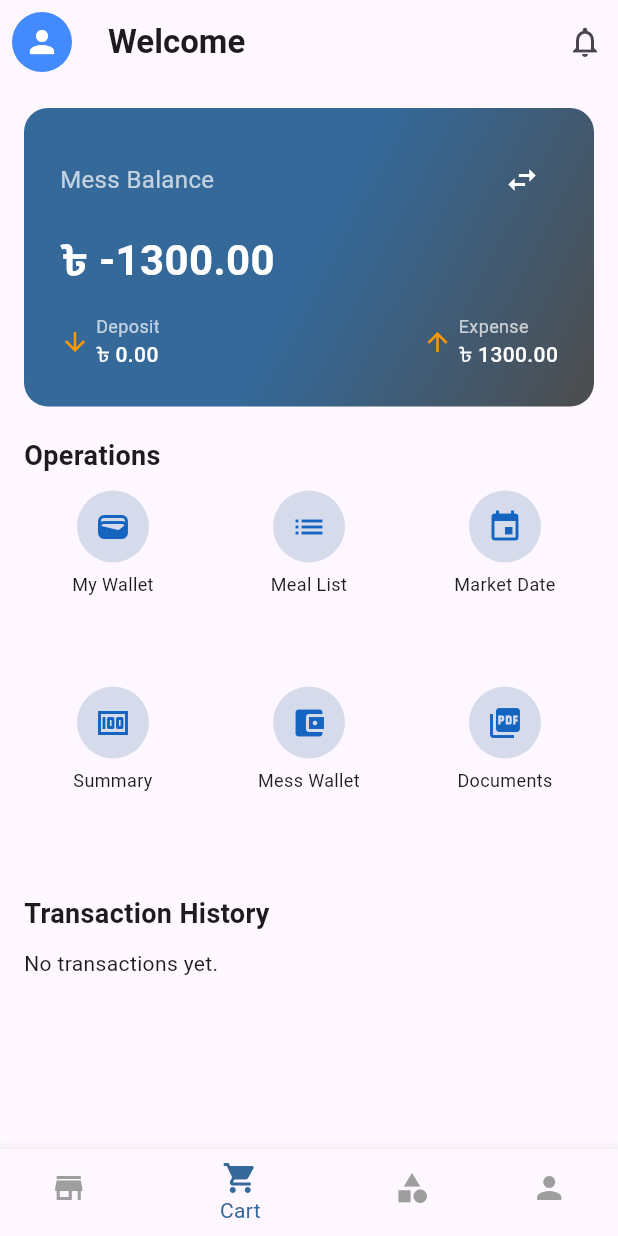
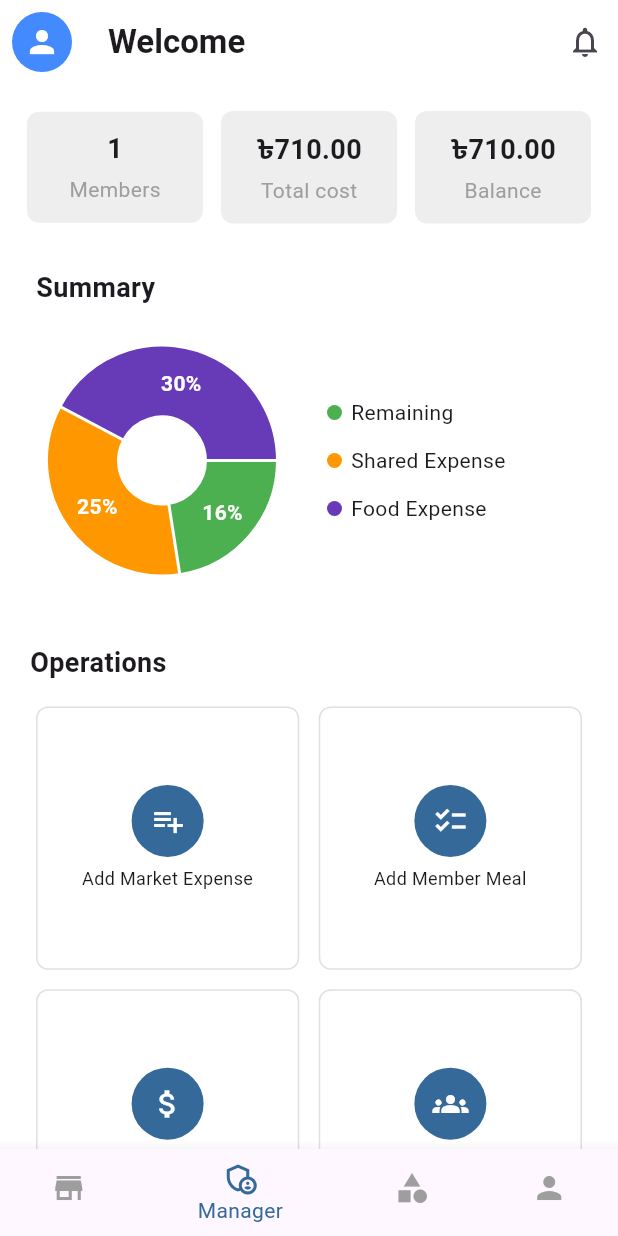
Before and after one commit to dev-rifat/meal-management-system, a Flutter app: the MainNavScreen screen opened by its route, item 2 of the bottom bar chosen, on a phone screen of 412 x 824 dp. Run offline on Flutter 3.47's test engine with Material 3 defaults, Android fonts, the phone set to English and light mode, and no system bars; drawn by our look-alikes of fl_chart; our stand-ins replace equatable, flutter_bloc, flutter_screenutil, fluttertoast, get, go_router and 1 more; missing offline and left inert: e_com_cub; Roboto replaces fonts that are missing (Montserrat).

Commit message:
manager page added

```diff
--- a/lib/features/auth/presentation/pages/sign_in.dart
+++ b/lib/features/auth/presentation/pages/sign_in.dart
@@ -21,6 +21,8 @@ class SignInScreen extends StatelessWidget {
   SignInScreen({super.key});
 
   final _formKey = GlobalKey<FormState>();
+
+
 
   @override
   Widget build(BuildContext context) {
--- a/lib/features/deashboard/widgets/balance_swap_card.dart
+++ b/lib/features/deashboard/widgets/balance_swap_card.dart
@@ -76,7 +76,9 @@ class _BalanceCardSwitcherState extends State<BalanceCardSwitcher> {
     required String expense,
     required Gradient gradient,
   }) {
-    return Container(
+    return GestureDetector(
+      onTap: _toggleCard,
+      child: Container(
         key: key,
         decoration: BoxDecoration(
           gradient: gradient,
@@ -130,6 +132,7 @@ class _BalanceCardSwitcherState extends State<BalanceCardSwitcher> {
             ),
           ),
         ),
+      ),
     );
   }
 
--- a/lib/features/main/main.dart
+++ b/lib/features/main/main.dart
@@ -1,5 +1,6 @@
 import 'package:flutter/material.dart';
 import 'package:mass_management/features/deashboard/pages/dashboard_screen.dart';
+import 'package:mass_management/features/maneger/pages/manager_screen.dart';
 import '../../../../utils/app_color.dart';
 
 
@@ -15,7 +16,7 @@ class _MainNavScreenState extends State<MainNavScreen> {
 
   final List<Widget> _screens = [
     DashboardScreen(),
-    DashboardScreen(),
+    MessManagerPage(),
     DashboardScreen(),
     DashboardScreen(),
   ];
@@ -37,9 +38,9 @@ class _MainNavScreenState extends State<MainNavScreen> {
         unselectedItemColor: Colors.grey,
         items: const [
           BottomNavigationBarItem(icon: Icon(Icons.store), label: 'Home'),
-          BottomNavigationBarItem(icon: Icon(Icons.shopping_cart), label: 'Cart'),
+          BottomNavigationBarItem(icon: Icon(Icons.admin_panel_settings_outlined), label: 'Manager'),
           BottomNavigationBarItem(icon: Icon(Icons.category), label: 'Orders'),
-          BottomNavigationBarItem(icon: Icon(Icons.person), label: 'Me'),
+          BottomNavigationBarItem(icon: Icon(Icons.person), label: 'My profile'),
         ],
       ),
     );
--- /dev/null
+++ b/lib/features/maneger/pages/manager_screen.dart
@@ -0,0 +1,61 @@
+import 'package:flutter/material.dart';
+import 'package:mass_management/core/widgets/custom_app_bar.dart' show CustomAppBar;
+import 'package:mass_management/features/maneger/widgets/operations.dart';
+import 'package:mass_management/features/maneger/widgets/pie_chat.dart' show ChartData, SummaryChart;
+import 'package:mass_management/features/maneger/widgets/summary_card.dart';
+
+class MessManagerPage extends StatelessWidget {
+  const MessManagerPage({super.key});
+
+  @override
+  Widget build(BuildContext context) {
+    return Scaffold(
+      backgroundColor: Colors.white,
+      appBar: _appBar(),
+      body: SingleChildScrollView(
+        padding: const EdgeInsets.all(12),
+        child: Column(
+          children: [
+            Row(
+              children: const [
+                SummaryCard(title: '1', subtitle: 'Members'),
+                SummaryCard(title: '৳710.00', subtitle: 'Total cost'),
+                SummaryCard(title: '৳710.00', subtitle: 'Balance'),
+              ],
+            ),
+            const SizedBox(height: 12),
+            _summaryChart(),
+            const SizedBox(height: 12),
+            const OperationsSection(),
+          ],
+        ),
+      ),
+    );
+  }
+
+  _appBar() => CustomAppBar(
+    title: "Welcome",
+    centerTitle: false,
+    backgroundColor: Colors.white,
+
+    leading: Padding(
+      padding: const EdgeInsets.all(8.0),
+      child: CircleAvatar(
+        radius: 24,
+        backgroundColor: Colors.blueAccent,
+        child: Icon(Icons.person, color: Colors.white),
+      ),
+    ),
+    actions: const [Icon(Icons.notifications_none), SizedBox(width: 10)],
+  );
+}
+
+
+
+_summaryChart() => SummaryChart(
+  data: [
+    ChartData(label: 'Remaining', percentage: 16, color: Colors.green),
+    ChartData(label: 'Shared Expense', percentage: 25, color: Colors.orange),
+    ChartData(label: 'Food Expense', percentage: 30, color: Colors.deepPurple),
+  ],
+);
--- /dev/null
+++ b/lib/features/maneger/widgets/operations.dart
@@ -0,0 +1,70 @@
+import 'package:flutter/material.dart';
+import 'package:mass_management/utils/app_color.dart' show AppColor;
+
+class OperationsSection extends StatelessWidget {
+  const OperationsSection({super.key});
+
+  @override
+  Widget build(BuildContext context) {
+    final List<Map<String, dynamic>> operations = [
+      {'label': 'Add Market Expense', 'icon': Icons.playlist_add},
+      {'label': 'Add Member Meal', 'icon': Icons.checklist},
+      {'label': 'Deposit Money', 'icon': Icons.attach_money},
+      {'label': 'Add Shared Expense', 'icon': Icons.groups},
+      {'label': 'Add Market List', 'icon': Icons.calendar_today},
+    ];
+
+    return Padding(
+      padding: const EdgeInsets.all(8.0),
+      child: Column(
+        crossAxisAlignment: CrossAxisAlignment.start,
+        children: [
+          const Text(
+            'Operations',
+            style: TextStyle(fontSize: 18, fontWeight: FontWeight.bold),
+          ),
+          const SizedBox(height: 12),
+          GridView.builder(
+            shrinkWrap: true,
+            physics: const NeverScrollableScrollPhysics(),
+            itemCount: operations.length,
+            gridDelegate: const SliverGridDelegateWithFixedCrossAxisCount(
+              crossAxisCount: 2,
+              mainAxisSpacing: 5,
+              crossAxisSpacing: 5,
+              childAspectRatio: 1,
+            ),
+            itemBuilder: (context, index) {
+              final op = operations[index];
+              return Card(
+                color: Colors.white,
+                elevation: 0,
+                shape: RoundedRectangleBorder(
+                  side: BorderSide(color: Colors.grey.shade300, width: 1),
+                  borderRadius: BorderRadius.circular(8),
+                ),
+                child: Column(
+                  mainAxisSize: MainAxisSize.min,
+                  mainAxisAlignment: MainAxisAlignment.center,
+                  children: [
+                    CircleAvatar(
+                      radius: 24,
+                      backgroundColor: AppColor.primaryColor,
+                      child: Icon(op['icon'], color: Colors.white),
+                    ),
+                    const SizedBox(height: 6),
+                    Text(
+                      op['label'],
+                      textAlign: TextAlign.center,
+                      style: const TextStyle(fontSize: 12),
+                    ),
+                  ],
+                ),
+              );
+            },
+          ),
+        ],
+      ),
+    );
+  }
+}
--- /dev/null
+++ b/lib/features/maneger/widgets/pie_chat.dart
@@ -0,0 +1,100 @@
+import 'package:fl_chart/fl_chart.dart';
+import 'package:flutter/material.dart';
+
+class ChartData {
+  final String label;
+  final double percentage;
+  final Color color;
+
+  ChartData({
+    required this.label,
+    required this.percentage,
+    required this.color,
+  });
+}
+
+class SummaryChart extends StatelessWidget {
+  final List<ChartData> data;
+
+  const SummaryChart({super.key, required this.data});
+
+  @override
+  Widget build(BuildContext context) {
+    return Container(
+      padding: const EdgeInsets.all(12),
+      decoration: BoxDecoration(
+        color: Colors.white,
+        borderRadius: BorderRadius.circular(14),
+      ),
+      child: Column(
+        crossAxisAlignment: CrossAxisAlignment.start,
+        children: [
+          const Text(
+            'Summary',
+            style: TextStyle(fontSize: 18, fontWeight: FontWeight.bold),
+          ),
+          const SizedBox(height: 12),
+          SizedBox(
+            height: 180,
+            child: Row(
+              children: [
+                const SizedBox(width: 14),
+                SizedBox(
+                  width: 140,
+                  height: 140,
+                  child: PieChart(
+                    PieChartData(
+                      centerSpaceRadius: 30,
+                      sections: data.map((e) {
+                        return PieChartSectionData(
+                          value: e.percentage,
+                          color: e.color,
+                          title: '${e.percentage.toStringAsFixed(0)}%',
+                          radius: 46,
+                          titleStyle: const TextStyle(
+                            color: Colors.white,
+                            fontWeight: FontWeight.bold,
+                          ),
+                        );
+                      }).toList(),
+                    ),
+                  ),
+                ),
+                const SizedBox(width: 40),
+                // Wrap inside Expanded to avoid overflow
+                Expanded(
+                  child: SingleChildScrollView(
+                    child: Wrap(
+                      spacing: 14,
+                      runSpacing: 12,
+                      children: data
+                          .map((e) => chartLegend(e.label, e.color))
+                          .toList(),
+                    ),
+                  ),
+                ),
+              ],
+            ),
+          ),
+        ],
+      ),
+    );
+  }
+
+  Widget chartLegend(String label, Color color) {
+    return Row(
+      mainAxisSize: MainAxisSize.min,
+      children: [
+        CircleAvatar(backgroundColor: color, radius: 5),
+        const SizedBox(width: 6),
+        Flexible(
+          child: Text(
+            label,
+            maxLines: 2,
+            overflow: TextOverflow.ellipsis,
+          ),
+        ),
+      ],
+    );
+  }
+}
--- /dev/null
+++ b/lib/features/maneger/widgets/summary_card.dart
@@ -0,0 +1,35 @@
+
+import 'package:flutter/material.dart';
+
+class SummaryCard extends StatelessWidget {
+  final String title;
+  final String subtitle;
+
+  const SummaryCard({super.key, required this.title, required this.subtitle});
+
+  @override
+  Widget build(BuildContext context) {
+    return Expanded(
+      child: Container(
+        margin: const EdgeInsets.all(6),
+        padding: const EdgeInsets.all(12),
+        decoration: BoxDecoration(
+          color: Colors.grey.shade200,
+          borderRadius: BorderRadius.circular(8),
+          // boxShadow: [BoxShadow(color: Colors.black12, blurRadius: 4)],
+        ),
+        child: Column(
+          mainAxisAlignment: MainAxisAlignment.start,
+          children: [
+            Text(
+              title,
+              style: const TextStyle(fontSize: 18, fontWeight: FontWeight.bold),
+            ),
+            const SizedBox(height: 4),
+            Text(subtitle, style: const TextStyle(color: Colors.grey)),
+          ],
+        ),
+      ),
+    );
+  }
+}
--- a/pubspec.yaml
+++ b/pubspec.yaml
@@ -41,6 +41,8 @@ dependencies:
   fluttertoast:
   go_router:
   lottie:
+  google_fonts: ^6.1.0
+  fl_chart: ^0.66.0
 
 dev_dependencies:
   flutter_test:
@@ -54,7 +56,7 @@ dev_dependencies:
   flutter_lints: ^5.0.0
 
 # For information on the generic Dart part of this file, see the
-# following page: https://dart.dev/tools/pub/pubspec
+# following pages: https://dart.dev/tools/pub/pubspec
 
 # The following section is specific to Flutter packages.
 flutter:
```
Also changed, not shown: lib/main.dart (+9 -2 lines), pubspec.lock. Lines whose indentation alone changed are shown as unchanged.
